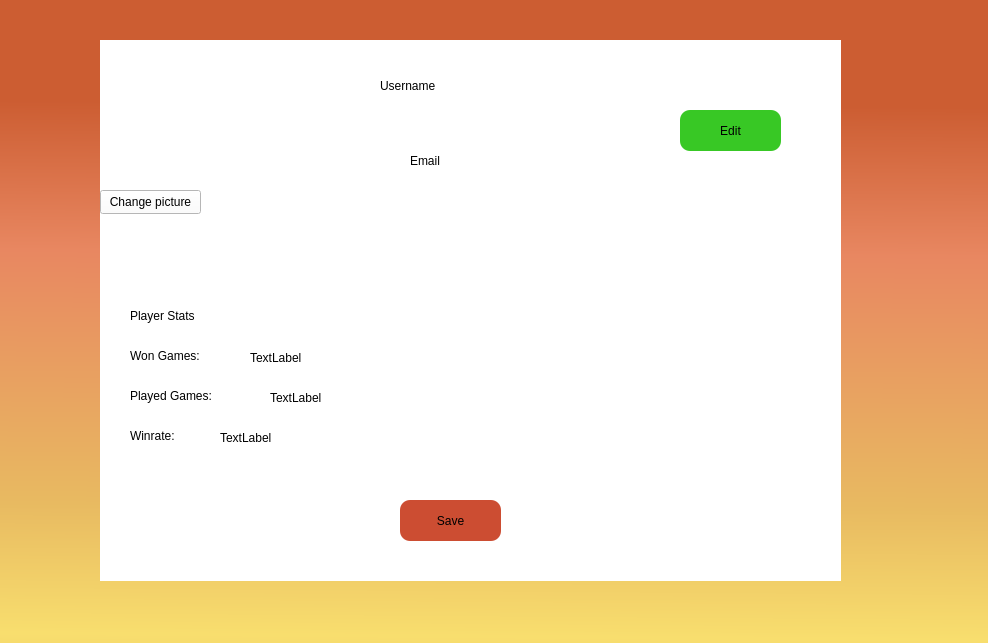
Above: TriviadorGame/TriviadorGame/GameWindow.ui from Mihnea11/Triviador before the change. Below: the same form after it.
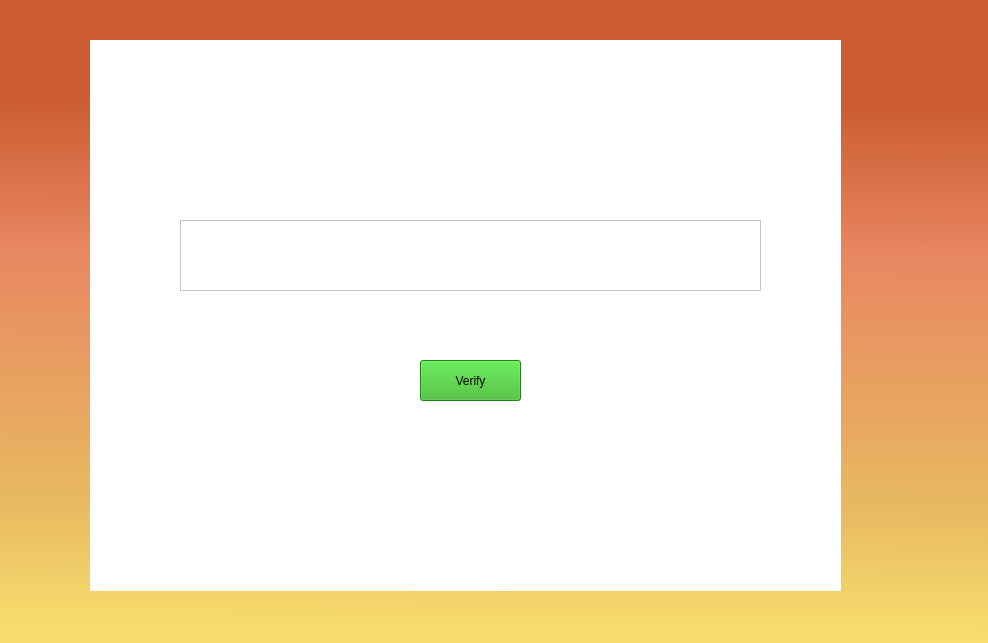
That is the form after the change. Icons and pictures are not drawn.

Commit message: Added Play Game Interface and Navigation

The edit to the form file:
```diff
--- a/TriviadorGame/TriviadorGame/GameWindow.ui
+++ b/TriviadorGame/TriviadorGame/GameWindow.ui
@@ -617,10 +617,63 @@
     </property>
    </widget>
   </widget>
+  <widget class="QWidget" name="PlayGame" native="true">
+   <property name="geometry">
+    <rect>
+     <x>90</x>
+     <y>40</y>
+     <width>751</width>
+     <height>551</height>
+    </rect>
+   </property>
+   <property name="styleSheet">
+    <string notr="true">background-color: rgb(255, 255, 255);</string>
+   </property>
+   <widget class="QLabel" name="QuestionLabel">
+    <property name="geometry">
+     <rect>
+      <x>0</x>
+      <y>60</y>
+      <width>751</width>
+      <height>41</height>
+     </rect>
+    </property>
+    <property name="text">
+     <string/>
+    </property>
+   </widget>
+   <widget class="QPlainTextEdit" name="AnswerLabel">
+    <property name="geometry">
+     <rect>
+      <x>90</x>
+      <y>180</y>
+      <width>581</width>
+      <height>71</height>
+     </rect>
+    </property>
+   </widget>
+   <widget class="QPushButton" name="VerifyLabel">
+    <property name="geometry">
+     <rect>
+      <x>330</x>
+      <y>320</y>
+      <width>101</width>
+      <height>41</height>
+     </rect>
+    </property>
+    <property name="styleSheet">
+     <string notr="true">background-color: rgb(48, 180, 33);</string>
+    </property>
+    <property name="text">
+     <string>Verify</string>
+    </property>
+   </widget>
+  </widget>
   <zorder>EditProfileForm</zorder>
   <zorder>SettingsForm</zorder>
   <zorder>GameForm</zorder>
   <zorder>ProfileForm</zorder>
+  <zorder>PlayGame</zorder>
  </widget>
  <resources>
   <include location="TriviadorGame.qrc"/>
```
The commit also changes 2 other files.
